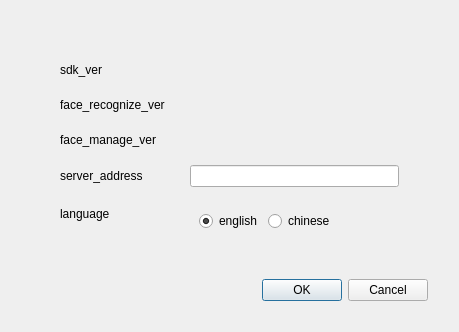
Old version of the form app/ui/AppInfoDialog.ui in the repository Meydan-ZHOU/smileSystem.
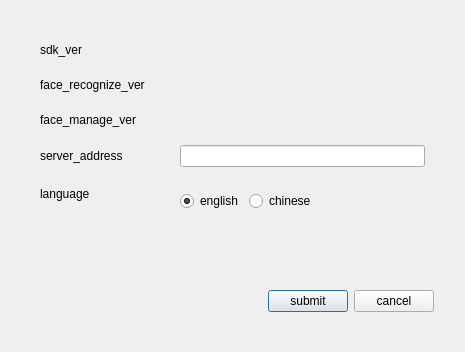
New version of the form.

```diff
--- a/app/ui/AppInfoDialog.ui
+++ b/app/ui/AppInfoDialog.ui
@@ -6,8 +6,8 @@
    <rect>
     <x>0</x>
     <y>0</y>
-    <width>459</width>
-    <height>330</height>
+    <width>465</width>
+    <height>352</height>
    </rect>
   </property>
   <property name="windowTitle">
@@ -37,22 +37,22 @@
         <item>
          <layout class="QFormLayout" name="formLayout">
           <property name="horizontalSpacing">
-           <number>10</number>
+           <number>20</number>
           </property>
           <property name="verticalSpacing">
            <number>15</number>
           </property>
           <property name="leftMargin">
-           <number>20</number>
+           <number>0</number>
           </property>
           <property name="topMargin">
-           <number>20</number>
+           <number>0</number>
           </property>
           <property name="rightMargin">
-           <number>20</number>
+           <number>0</number>
           </property>
           <property name="bottomMargin">
-           <number>20</number>
+           <number>0</number>
           </property>
           <item row="0" column="0">
            <widget class="QLabel" name="label">
@@ -161,6 +161,9 @@
           <item row="4" column="1">
            <widget class="QWidget" name="widget_2" native="true">
             <layout class="QHBoxLayout" name="horizontalLayout_4">
+             <property name="leftMargin">
+              <number>0</number>
+             </property>
              <item>
               <layout class="QHBoxLayout" name="horizontalLayout_3">
                <item>
@@ -231,16 +234,60 @@
       </widget>
      </item>
      <item>
-      <widget class="QDialogButtonBox" name="buttonBox">
-       <property name="cursor">
-        <cursorShape>PointingHandCursor</cursorShape>
+      <widget class="QWidget" name="widget_4" native="true">
+       <property name="maximumSize">
+        <size>
+         <width>16777215</width>
+         <height>40</height>
+        </size>
        </property>
-       <property name="orientation">
-        <enum>Qt::Horizontal</enum>
-       </property>
-       <property name="standardButtons">
-        <set>QDialogButtonBox::Cancel|QDialogButtonBox::Ok</set>
-       </property>
+       <layout class="QHBoxLayout" name="horizontalLayout_5">
+        <property name="leftMargin">
+         <number>0</number>
+        </property>
+        <property name="topMargin">
+         <number>0</number>
+        </property>
+        <property name="rightMargin">
+         <number>0</number>
+        </property>
+        <property name="bottomMargin">
+         <number>0</number>
+        </property>
+        <item>
+         <spacer name="horizontalSpacer_2">
+          <property name="orientation">
+           <enum>Qt::Horizontal</enum>
+          </property>
+          <property name="sizeHint" stdset="0">
+           <size>
+            <width>232</width>
+            <height>20</height>
+           </size>
+          </property>
+         </spacer>
+        </item>
+        <item>
+         <widget class="QPushButton" name="pushButton">
+          <property name="cursor">
+           <cursorShape>PointingHandCursor</cursorShape>
+          </property>
+          <property name="text">
+           <string>submit</string>
+          </property>
+         </widget>
+        </item>
+        <item>
+         <widget class="QPushButton" name="pushButton_2">
+          <property name="cursor">
+           <cursorShape>PointingHandCursor</cursorShape>
+          </property>
+          <property name="text">
+           <string>cancel</string>
+          </property>
+         </widget>
+        </item>
+       </layout>
       </widget>
      </item>
     </layout>
```
Left out of the diff: 70 changed lines with no effect on the pictures.
